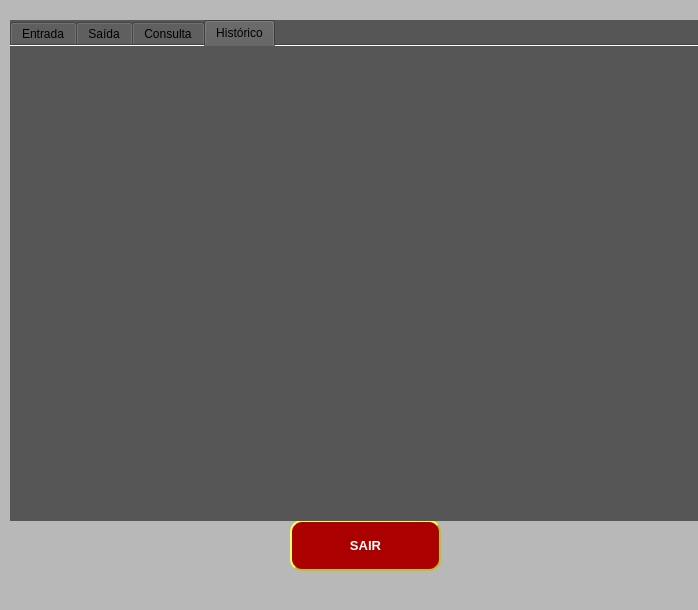
Old version of the form Gestor.ui in the repository DevAugustomelo/Estacionei.
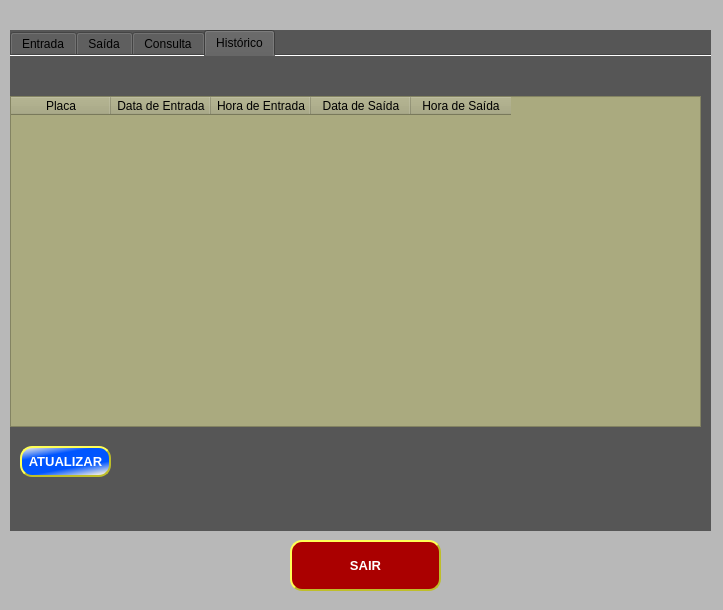
New version of the form. The open tabs and pages were chosen to show the change.

Commit message: Adicionado funções de consulta e BD de entrada: * atualizações na interface gráfica melhoria na experiência do usuário. * visualizaçao em lista da consulta

The edit to the form file:
```diff
--- a/Gestor.ui
+++ b/Gestor.ui
@@ -6,7 +6,7 @@
    <rect>
     <x>0</x>
     <y>0</y>
-    <width>698</width>
+    <width>723</width>
     <height>610</height>
    </rect>
   </property>
@@ -35,7 +35,7 @@
     <property name="geometry">
      <rect>
       <x>290</x>
-      <y>520</y>
+      <y>540</y>
       <width>151</width>
       <height>51</height>
      </rect>
@@ -77,7 +77,7 @@
     <property name="geometry">
      <rect>
       <x>10</x>
-      <y>20</y>
+      <y>30</y>
       <width>701</width>
       <height>501</height>
      </rect>
@@ -720,6 +720,86 @@
      <attribute name="title">
       <string>Histórico</string>
      </attribute>
+     <widget class="QTableWidget" name="tableWidget_2">
+      <property name="geometry">
+       <rect>
+        <x>0</x>
+        <y>40</y>
+        <width>691</width>
+        <height>331</height>
+       </rect>
+      </property>
+      <property name="styleSheet">
+       <string notr="true">background-color: rgb(170, 170, 127);</string>
+      </property>
+      <column>
+       <property name="text">
+        <string>Placa</string>
+       </property>
+      </column>
+      <column>
+       <property name="text">
+        <string>Data de Entrada</string>
+       </property>
+      </column>
+      <column>
+       <property name="text">
+        <string>Hora de Entrada</string>
+       </property>
+      </column>
+      <column>
+       <property name="text">
+        <string>Data de Saída</string>
+       </property>
+      </column>
+      <column>
+       <property name="text">
+        <string>Hora de Saída</string>
+       </property>
+      </column>
+     </widget>
+     <widget class="QPushButton" name="btn_atualizar2">
+      <property name="geometry">
+       <rect>
+        <x>10</x>
+        <y>390</y>
+        <width>91</width>
+        <height>31</height>
+       </rect>
+      </property>
+      <property name="font">
+       <font>
+        <pointsize>10</pointsize>
+        <weight>75</weight>
+        <bold>true</bold>
+       </font>
+      </property>
+      <property name="styleSheet">
+       <string notr="true">QPushButton {
+background-color: qlineargradient(spread:reflect, x1:0.394, y1:0.528, x2:0.113, y2:0.00609091, stop:0.410112 rgba(0, 85, 255, 255), stop:1 rgba(230, 230, 230, 255));
+color: rgb(255, 255, 255);
+border-radius: 12px;
+border-style: outset;
+border-width: 2px;
+border-color: rgb(190, 190, 42);
+}
+
+QPushButton:hover {
+border-style: outset;
+border-width: 2px;
+border-color: rgb(199, 202, 2);
+background-color: rgb(200, 31, 8);
+}
+
+QPushButton:pressed {
+background-color: rgb(255, 62, 24);
+	font: 10pt &quot;MS Shell Dlg 2&quot;;
+}</string>
+      </property>
+      <property name="text">
+       <string>ATUALIZAR</string>
+      </property>
+     </widget>
     </widget>
    </widget>
   </widget>
```
Left out of the diff: 176 changed lines with no effect on the pictures. The commit also changes 6 other files.
